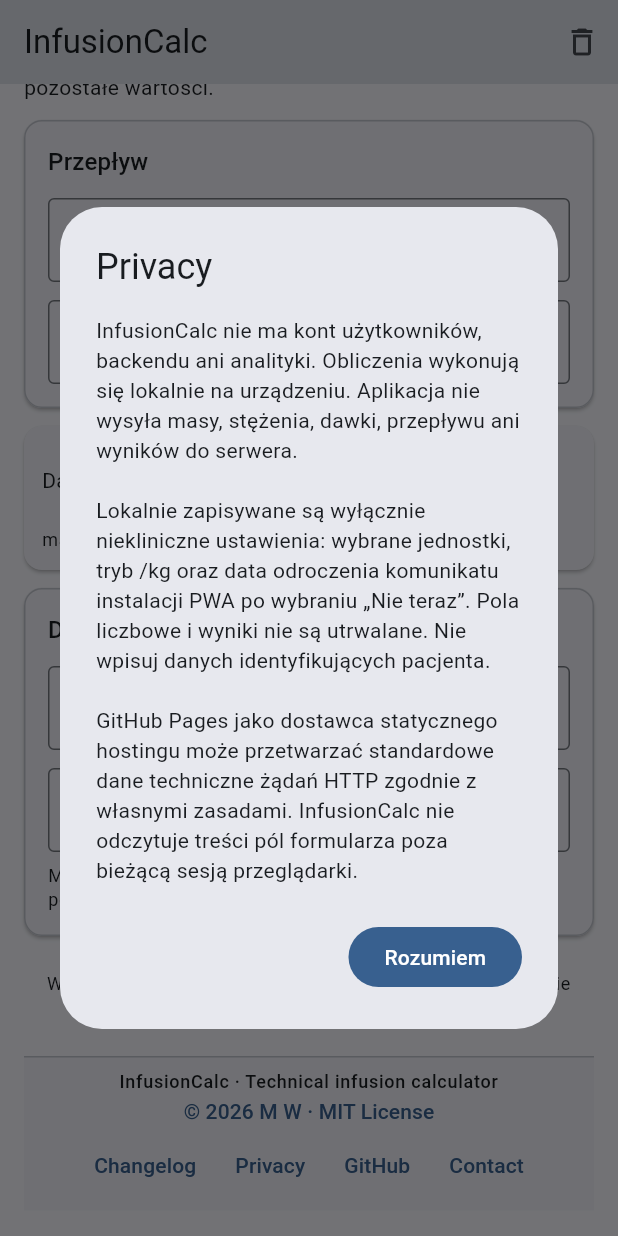
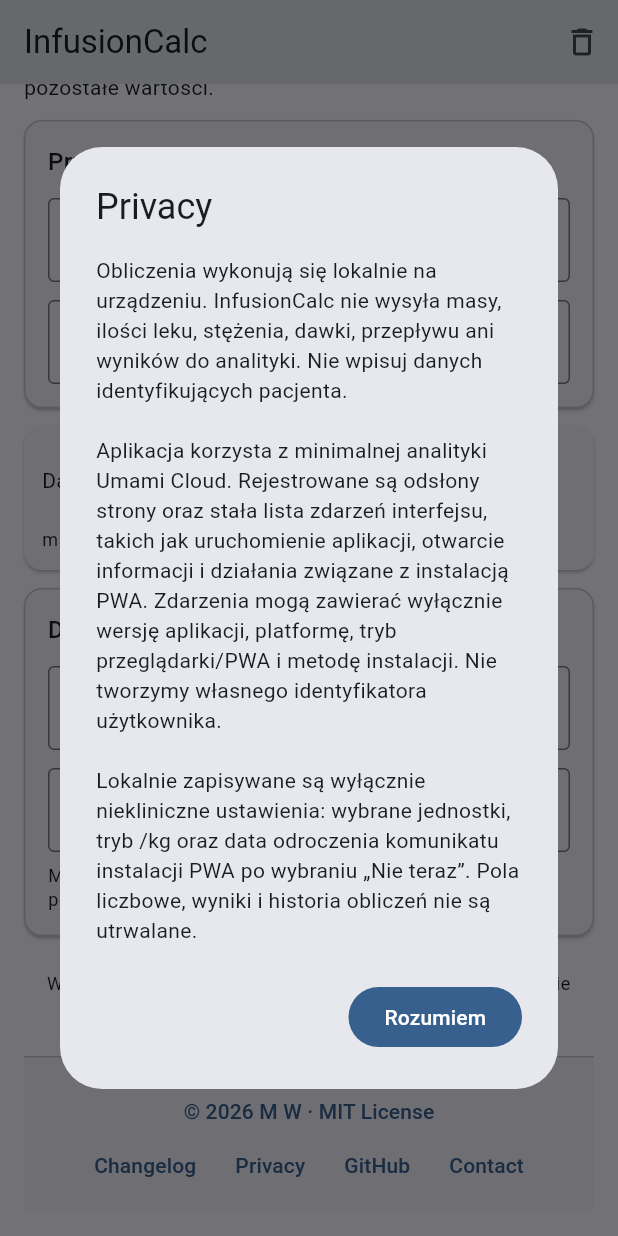
Before and after one commit to 8s4nfddmv9-lab/kalkulator-lekow, a Flutter app: the screen it shows after launch, scrolled down 1152 dp, after a tap on "Privacy", on a phone screen of 412 x 824 dp. Run offline on Flutter 3.47's test engine with Material 3 defaults, Android fonts, the phone set to English and light mode, and no system bars; our stand-ins replace shared_preferences; missing offline and left inert: dart:js_interop.

Commit message:
feat: track approved footer events and disclose Umami

```diff
--- a/lib/presentation/common/app_footer.dart
+++ b/lib/presentation/common/app_footer.dart
@@ -1,11 +1,18 @@
 import 'package:flutter/material.dart';
 import 'package:flutter/services.dart';
+import 'package:kalkulator_lekow/application/analytics/analytics_tracker.dart';
 import 'package:kalkulator_lekow/presentation/common/external_link.dart';
 
 /// Compact application footer shared by all current presentation targets.
 class AppFooter extends StatelessWidget {
   /// Creates the InfusionCalc footer.
-  const AppFooter({super.key});
+  const AppFooter({
+    this.analyticsTracker = const NoopAnalyticsTracker(),
+    super.key,
+  });
+
+  /// Privacy-reviewed analytics sink isolated from calculator values.
+  final AnalyticsTracker analyticsTracker;
 
   static const String _changelogUrl =
       'https://github.com/8s4nfddmv9-lab/kalkulator-lekow/blob/main/CHANGELOG.md';
@@ -71,16 +78,18 @@
                     child: const Text('Privacy'),
                   ),
                   TextButton(
-                    onPressed: () => _openExternal(
+                    onPressed: () => _openTrackedExternal(
                       context,
+                      event: AnalyticsEvent.githubClicked,
                       title: 'GitHub',
                       url: _repositoryUrl,
                     ),
                     child: const Text('GitHub'),
                   ),
                   TextButton(
-                    onPressed: () => _openExternal(
+                    onPressed: () => _openTrackedExternal(
                       context,
+                      event: AnalyticsEvent.contactClicked,
                       title: 'Contact',
                       url: _contactUrl,
                     ),
@@ -93,6 +102,16 @@
         ),
       ),
     );
+  }
+
+  Future<void> _openTrackedExternal(
+    BuildContext context, {
+    required AnalyticsEvent event,
+    required String title,
+    required String url,
+  }) {
+    analyticsTracker.track(event);
+    return _openExternal(context, title: title, url: url);
   }
 
   Future<void> _openExternal(
@@ -134,24 +153,30 @@
     );
   }
 
-  Future<void> _showPrivacy(BuildContext context) => showDialog<void>(
+  Future<void> _showPrivacy(BuildContext context) {
+    analyticsTracker.track(AnalyticsEvent.privacyOpened);
+    return showDialog<void>(
       context: context,
       builder: (BuildContext dialogContext) => AlertDialog(
         key: const Key('privacy-dialog'),
         title: const Text('Privacy'),
         content: const SingleChildScrollView(
           child: Text(
-          'InfusionCalc nie ma kont użytkowników, backendu ani analityki. '
-          'Obliczenia wykonują się lokalnie na urządzeniu. Aplikacja nie '
-          'wysyła masy, stężenia, dawki, przepływu ani wyników do serwera.\n\n'
-          'Lokalnie zapisywane są wyłącznie niekliniczne ustawienia: wybrane '
-          'jednostki, tryb /kg oraz data odroczenia komunikatu instalacji PWA '
-          'po wybraniu „Nie teraz”. Pola liczbowe i wyniki nie są '
-          'utrwalane. Nie wpisuj danych identyfikujących pacjenta.\n\n'
-          'GitHub Pages jako dostawca statycznego hostingu może przetwarzać '
-          'standardowe dane techniczne żądań HTTP zgodnie z własnymi zasadami. '
-          'InfusionCalc nie odczytuje treści pól formularza poza bieżącą sesją '
-          'przeglądarki.',
+            'Obliczenia wykonują się lokalnie na urządzeniu. InfusionCalc '
+            'nie wysyła masy, ilości leku, stężenia, dawki, przepływu ani '
+            'wyników do analityki. Nie wpisuj danych identyfikujących '
+            'pacjenta.\n\n'
+            'Aplikacja korzysta z minimalnej analityki Umami Cloud. '
+            'Rejestrowane są odsłony strony oraz stała lista zdarzeń '
+            'interfejsu, takich jak uruchomienie aplikacji, otwarcie '
+            'informacji i działania związane z instalacją PWA. Zdarzenia '
+            'mogą zawierać wyłącznie wersję aplikacji, platformę, tryb '
+            'przeglądarki/PWA i metodę instalacji. Nie tworzymy własnego '
+            'identyfikatora użytkownika.\n\n'
+            'Lokalnie zapisywane są wyłącznie niekliniczne ustawienia: '
+            'wybrane jednostki, tryb /kg oraz data odroczenia komunikatu '
+            'instalacji PWA po wybraniu „Nie teraz”. Pola liczbowe, wyniki '
+            'i historia obliczeń nie są utrwalane.',
           ),
         ),
         actions: <Widget>[
@@ -163,3 +188,4 @@
       ),
     );
   }
+}
```
Lines whose indentation alone changed are shown as unchanged.
